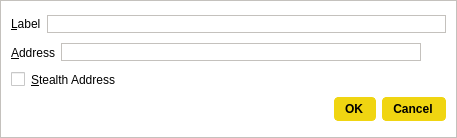
Before: the Qt Designer form src/qt/forms/editaddressdialog.ui in piratecash/piratecash, drawn with Qt 5.
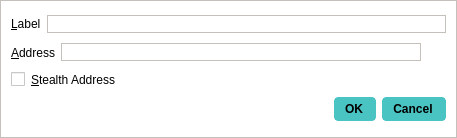
After: the same form once the commit is applied. Icons and pictures are not drawn.

```diff
--- a/src/qt/forms/editaddressdialog.ui
+++ b/src/qt/forms/editaddressdialog.ui
@@ -65,10 +65,10 @@
    <item row="3" column="0">
     <widget class="QDialogButtonBox" name="buttonBox">
      <property name="styleSheet">
-      <string notr="true">background-color: rgb(240, 213, 17);
+      <string notr="true">background-color: rgb(74, 195, 195);
 color: rgb(0,0,0);
 border-radius: 4px;
-border-color:  rgb(240, 213, 17);
+border-color:  rgb(74, 195, 195);
 font-weight: 600;
 padding: 4px;
 padding-left: 10px;
```
